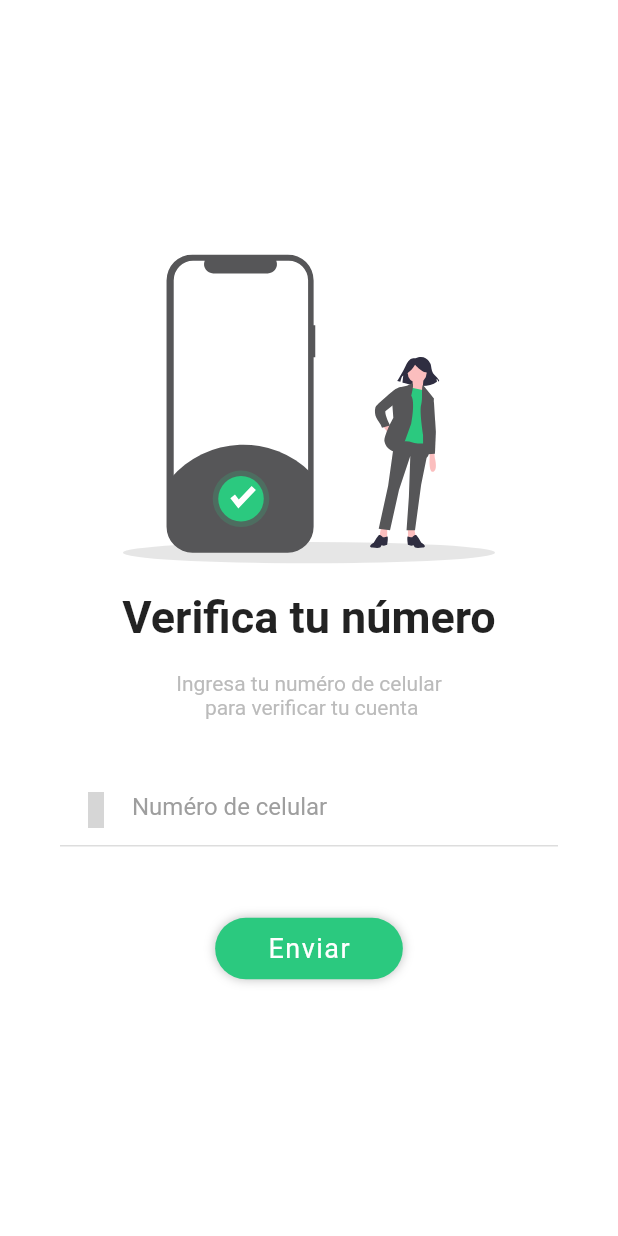
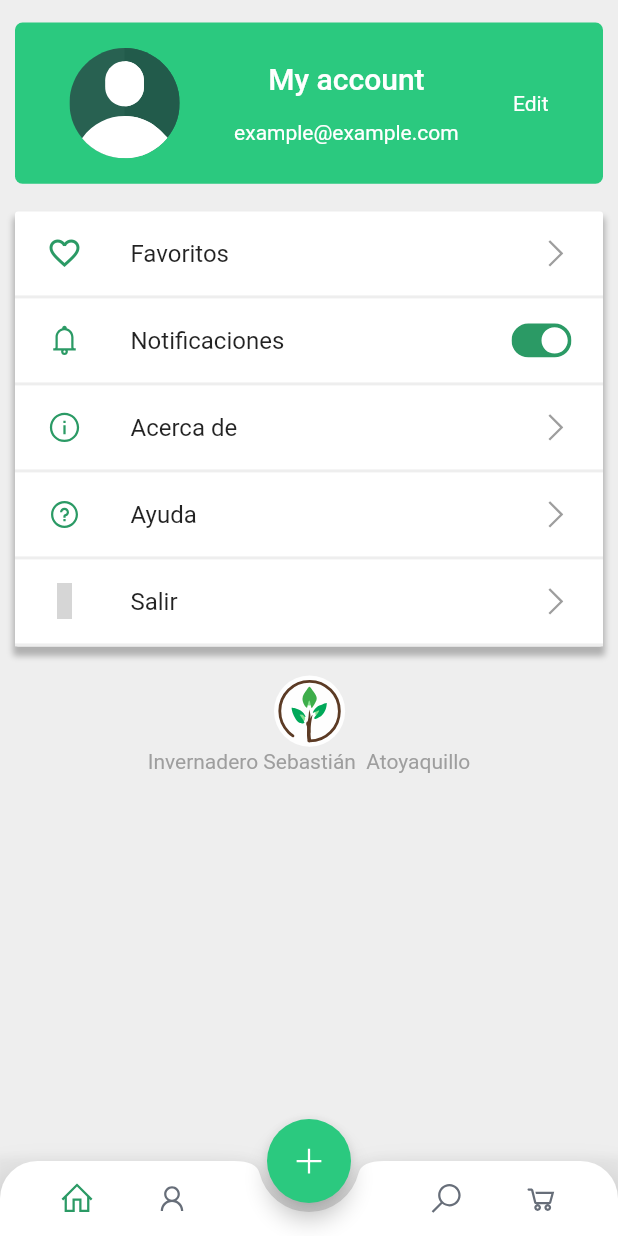
Before and after one commit to MoralesVegaEstebanAzael/app_invernadero, a Flutter app: the screen it shows after launch, on a phone screen of 412 x 824 dp. Run offline on Flutter 3.47's test engine with Material 2 defaults, Android fonts, the phone set to English and light mode, and no system bars; our stand-ins replace after_layout, flutter_svg, line_icons, pin_code_fields, rxdart, simple_animations; grey boxes are pictures that could not be loaded.

Commit message:
user-profile-screen

```diff
--- /dev/null
+++ b/data/menu_opts.json
@@ -0,0 +1,31 @@
+{
+    "nombreApp" : "App Invernadero",
+    "rutas"     : [
+        {
+            "ruta"  :   "favoritos",
+            "icon"  :   "heart",
+            "texto" :   "Favoritos"
+        },
+        {
+            "ruta"  :   "notificaciones",
+            "icon"  :   "bell",
+            "texto" :   "Notificaciones"
+        },
+
+        {
+            "ruta"  :   "about",
+            "icon"  :   "info-circle",
+            "texto" :   "Acerca de"
+        },
+        {
+            "ruta"  :   "faq",
+            "icon"  :   "question_circle",
+            "texto" :   "Ayuda"
+        },
+        {
+            "ruta"  :   "logout",
+            "icon"  :   "sign_in",
+            "texto" :   "Salir"
+        }
+    ]
+}
--- a/lib/main.dart
+++ b/lib/main.dart
@@ -2,11 +2,13 @@
 import 'package:app_invernadero/src/blocs/provider.dart';
 import 'package:app_invernadero/src/pages/code_verification/code_verification_page1.dart';
 import 'package:app_invernadero/src/pages/code_verification/code_verification_page2.dart';
+import 'package:app_invernadero/src/pages/code_verification/code_verification_page3.dart';
 import 'package:app_invernadero/src/pages/create_account_page.dart';
 import 'package:app_invernadero/src/pages/home_page.dart';
 import 'package:app_invernadero/src/pages/intro_screen.dart';
 import 'package:app_invernadero/src/pages/login_page.dart';
 import 'package:app_invernadero/src/pages/splash_screen_page.dart';
+import 'package:app_invernadero/src/pages/user/user_profile_page.dart';
 import 'package:app_invernadero/src/theme/theme.dart';
 import 'package:flutter/material.dart';
 
@@ -21,7 +23,7 @@ class MyApp extends StatelessWidget {
         debugShowCheckedModeBanner: false,
         title: 'App Invernadero',
         theme: miTema,
-        initialRoute: 'code_verification_1',
+        initialRoute: 'user_profile',
         routes: {
           'splash_screen'         : (BuildContext)=>SignInOne(),
           'login'                 : (BuildContext)=>LoginPage(),
@@ -29,7 +31,10 @@ class MyApp extends StatelessWidget {
           'intro'                 : (BuildContext)=>IntroScreen(),
           'home'                  : (BuildContext)=>HomePage(),
           'code_verification_1'   : (BuildContext)=>CodeVerificationPage1(),
-          'code_verification_2'   : (BuildContext)=>CodeVerificationPage2()
+          'code_verification_2'   : (BuildContext)=>CodeVerificationPage2(),
+          'code_verification_3'   : (BuildContext)=>CodeVerificationPage3(),
+
+          'user_profile'          : (BuildContext)=>UserProfilePage(),
         },
       ),
     );
--- a/lib/src/pages/code_verification/code_verification_page2.dart
+++ b/lib/src/pages/code_verification/code_verification_page2.dart
@@ -96,7 +96,7 @@ class _CodeVerificationPageState extends State<CodeVerificationPage2> with After
                         Text("¿No recibiste el código?",),
                         CupertinoButton(
                           child: Text("REENVIAR",style: TextStyle(fontWeight: FontWeight.bold,color:miTema.accentColor),),
-                          onPressed: ()=>Navigator.pushReplacementNamed(context, 'code_verification_1'),)
+                          onPressed: ()=>Navigator.pushReplacementNamed(context, 'code_verification_3'),)
                       ]
                     ),
                     SizedBox(height: responsive.ip(2),),
--- /dev/null
+++ b/lib/src/pages/user/user_profile_page.dart
@@ -0,0 +1,180 @@
+import 'package:app_invernadero/src/providers/menu_provider.dart';
+import 'package:app_invernadero/src/theme/theme.dart';
+import 'package:app_invernadero/src/utils/icon_string_util.dart';
+import 'package:app_invernadero/src/utils/responsive.dart';
+import 'package:app_invernadero/src/widgets/bottom_bar.dart';
+import 'package:flutter/material.dart';
+import 'package:flutter_svg/svg.dart';
+import 'package:line_icons/line_icons.dart';
+
+
+class UserProfilePage extends StatefulWidget {
+  @override
+  _UserProfilePageState createState() => _UserProfilePageState();
+}
+
+class _UserProfilePageState extends State<UserProfilePage> {
+  bool _blockCheck=true;
+  IconData _switch = LineIcons.toggle_on;
+
+  @override
+  Widget build(BuildContext context) {
+    final responsive = Responsive.of(context);
+    return Scaffold(
+      backgroundColor: Color(0XFFEEEEEE),
+      body: Container(
+        margin: EdgeInsets.symmetric(horizontal:10),
+        height: responsive.height,
+        child: Column(
+        children: <Widget>[
+          SafeArea(
+              child: AspectRatio(
+              aspectRatio: 16/5,
+              child: LayoutBuilder(
+                builder:(_,contraints){
+                  return _header(contraints);
+                }
+              )
+            ),
+          ) ,
+          SizedBox(height: responsive.ip(2),),
+          Container(
+            decoration: BoxDecoration(
+              color : Colors.white,
+              borderRadius: BorderRadius.circular(2.0),
+              boxShadow: <BoxShadow>[
+                BoxShadow(
+                  color:Colors.black26,
+                  blurRadius: 3.0,
+                  offset : Offset(0.0,5.0),
+                  spreadRadius: 1.0
+                )
+              ]
+            ),
+
+
+            child: _options(),),
+
+          SizedBox(height: responsive.ip(2),),
+          Expanded(
+            child: Container(
+              color: Color(0XFFEEEEEE),
+              child: Column(
+                children:<Widget>[
+
+
+                     SvgPicture.asset('assets/images/logo_app.svg',
+
+                      height: 50,
+                    ),
+
+                    Text(
+                    "Invernadero Sebastián  Atoyaquillo",
+                    style: TextStyle(color: Colors.grey)
+                    ),
+                ]
+              ),
+            )
+          )
+
+        ],),
+      ),
+      floatingActionButton: FloatingActionButton(
+        onPressed: (){},
+        backgroundColor: miTema.accentColor,
+        child: Icon(LineIcons.plus),
+        ),
+      floatingActionButtonLocation: FloatingActionButtonLocation.centerDocked,
+      bottomNavigationBar: BottomBar(),
+    );
+  }
+
+  Widget _header(BoxConstraints contraints) {
+    return Container(
+      margin: EdgeInsets.only(top:15),
+      decoration: BoxDecoration(
+        color: miTema.accentColor,
+        borderRadius: BorderRadius.circular(5.0)
+      ),
+      child: Row(
+
+        mainAxisAlignment: MainAxisAlignment.spaceEvenly,
+        children:<Widget>[
+
+          SvgPicture.asset('assets/icon/user.svg',
+
+                      height: contraints.maxHeight*.6,
+                    ),
+
+          Column(
+            mainAxisAlignment: MainAxisAlignment.center,
+            children: <Widget>[
+              Text("My account",style: TextStyle(fontWeight: FontWeight.w500  , color:Colors.white,fontSize: 20,)),
+              Divider(),
+              Text("example@example.com" ,style: TextStyle(color:Colors.white),),
+            ],
+          ),
+         Text("Edit" ,style: TextStyle(color:Colors.white),),
+        ]
+      ),
+    );
+  }
+
+  Widget _options() {
+    return FutureBuilder(
+
+      future: menuProvider.loadData(),
+      initialData: [],
+      builder: (BuildContext context, AsyncSnapshot<List<dynamic>> snapshot) {
+      return Column(
+        children: _listItems(snapshot.data),
+      );
+      },
+    );
+
+
+  }
+
+  List<Widget> _listItems(List<dynamic> data){
+    final List<Widget> opciones=[];
+    data.forEach((opt){
+      final widgetTemp =
+
+      Container(
+
+          padding: EdgeInsets.symmetric(horizontal:5),
+
+          child:  ListTile(
+
+        title: Text(opt['texto']),
+        leading: getIcon(opt['icon']),
+        trailing:opt['texto']=='Notificaciones'?
+            Icon(_switch, size: 40,color:miTema.primaryColor) : Icon(LineIcons.angle_right,color:Colors.grey),
+        onTap: (){
+           trailing:opt['texto']=='Notificaciones'
+          ?
+          setState(() {
+            _blockCheck=!_blockCheck;
+
+            _blockCheck?
+          _switch = LineIcons.toggle_on
+          :
+          _switch = LineIcons.toggle_off;
+          })
+          :
+          print("arrow");
+        },
+      )
+      );
+
+      opciones..add(widgetTemp)..add( Container(
+
+        padding: EdgeInsets.symmetric(horizontal:5),
+                      height: 2,
+                      color: Color(0xFFEEEEEE),
+                    ),);//..add(Divider());
+    });
+    return opciones;
+  }
+
+}
--- a/lib/src/providers/user_provider.dart
+++ b/lib/src/providers/user_provider.dart
@@ -31,8 +31,6 @@ class UserProvider{
 
     }on PlatformException catch(e){
       print("Error ${e.code}:${e.message}");
-
-
       return false;
     }
 
--- /dev/null
+++ b/lib/src/utils/icon_string_util.dart
@@ -0,0 +1,15 @@
+import 'package:app_invernadero/src/theme/theme.dart';
+import 'package:flutter/material.dart';
+import 'package:line_icons/line_icons.dart';
+
+final _icons = <String,IconData>{
+  'heart'             : Icons.favorite_border,
+  'bell'              : LineIcons.bell,
+  'info-circle'       : LineIcons.info_circle,
+  'question_circle'   : LineIcons.question_circle,
+  'sign_in'           : LineIcons.sign_in
+};
+
+Icon getIcon(String iconName){
+  return Icon(_icons[iconName],color: miTema.primaryColor,);
+}
--- a/pubspec.yaml
+++ b/pubspec.yaml
@@ -57,6 +57,7 @@ flutter:
     - assets/icon/
     - assets/images/intro_screen/
     - assets/images/verify_screen/
+    - data/menu_opts.json
   #  - images/a_dot_ham.jpeg
 
   # An image asset can refer to one or more resolution-specific "variants", see
```
Also changed, not shown: lib/src/pages/code_verification/code_verification_page3.dart (added, +56 -0 lines), lib/src/providers/menu_provider.dart (added, +24 -0 lines), assets/icon/logo_app.png, assets/icon/user.svg (added), assets/images/logo_app.svg (added), assets/images/verify_screen/verify_succes.svg, 28 other files.
